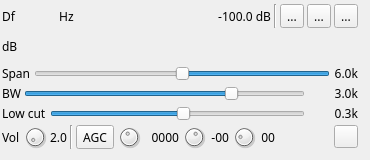
The window that plugins/channelrx/demodssb/ssbdemodgui.ui (f4exb/sdrangel) describes before a commit, drawn with Qt 5.
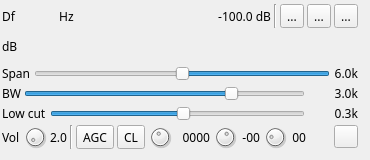
The same window after the commit. Icons and pictures are not drawn. Custom widgets are drawn as their Qt base class.

Commit message: SSB demod: make AGC clamping optional

The edit to the form file:
```diff
--- a/plugins/channelrx/demodssb/ssbdemodgui.ui
+++ b/plugins/channelrx/demodssb/ssbdemodgui.ui
@@ -474,6 +474,19 @@
         </property>
        </widget>
       </item>
+      <item>
+       <widget class="ButtonSwitch" name="agcClamping">
+        <property name="toolTip">
+         <string>Toggle AGC clamping to maximum allowable signal</string>
+        </property>
+        <property name="text">
+         <string>CL</string>
+        </property>
+        <property name="checkable">
+         <bool>true</bool>
+        </property>
+       </widget>
+      </item>
       <item>
        <widget class="QDial" name="agcTimeLog2">
         <property name="maximumSize">
```
The commit also changes 5 other files.
